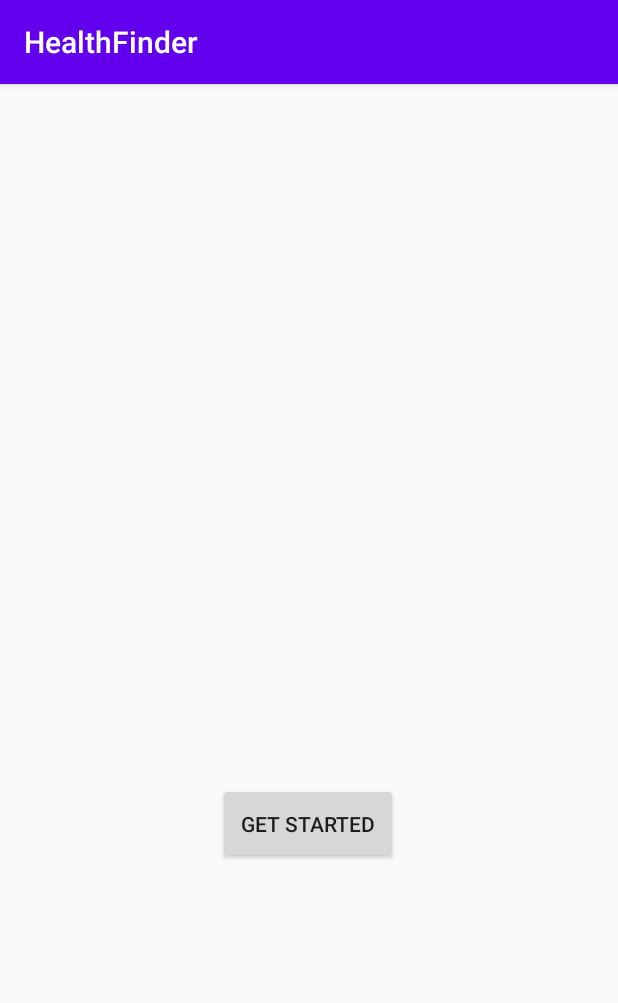
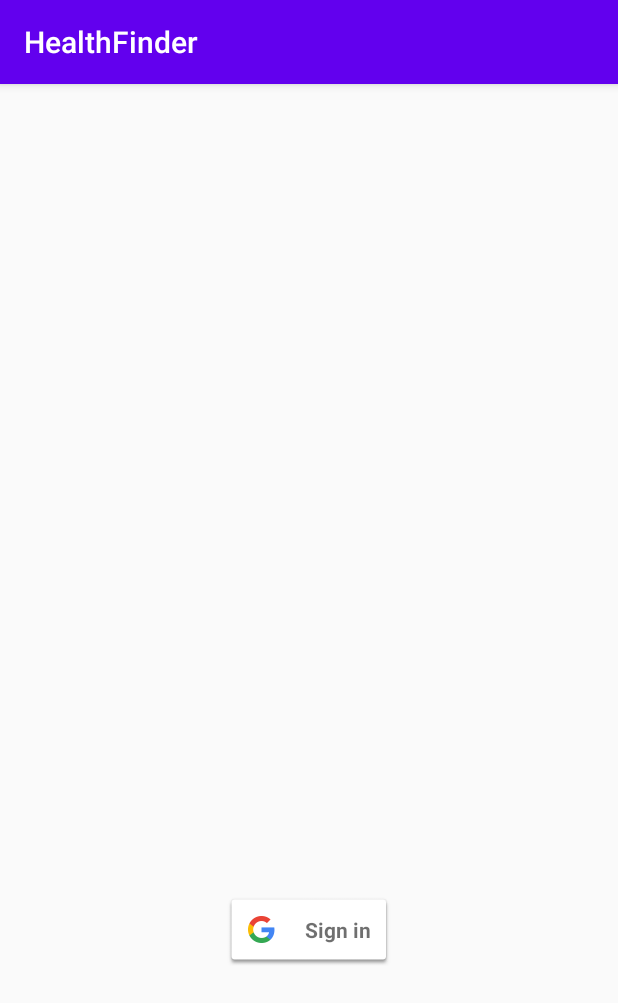
Before and after one commit to 1crowie1/TM2_studioApp, an Android app: the screen it shows after launch (MainActivity), on a phone screen of 412 x 824 dp. Shown: the top 1003 px of the screen. Run offline under Robolectric (Android 15) with nearby library versions, the phone set to English and light mode, and no system bars.

Commit message:
Google sign in activity completed.

```diff
--- a/app/src/main/AndroidManifest.xml
+++ b/app/src/main/AndroidManifest.xml
@@ -13,9 +13,9 @@
         android:supportsRtl="true"
         android:theme="@style/AppTheme">
         <activity
-            android:name=".MainAppScreen"
+            android:name=".ui.MainAppScreen"
             android:label="@string/title_activity_main_app_screen"></activity>
-        <activity android:name=".model.MainActivity">
+        <activity android:name=".ui.MainActivity">
             <intent-filter>
                 <action android:name="android.intent.action.MAIN" />
 
--- a/app/src/main/java/com/example/healthfinder/model/MainActivity.java
+++ /dev/null
@@ -1,38 +0,0 @@
-package com.example.healthfinder.model;
-
-import android.os.Bundle;
-
-import androidx.appcompat.app.AppCompatActivity;
-
-import com.example.healthfinder.R;
-import com.google.android.gms.auth.api.signin.GoogleSignIn;
-import com.google.android.gms.auth.api.signin.GoogleSignInAccount;
-import com.google.android.gms.auth.api.signin.GoogleSignInClient;
-import com.google.android.gms.auth.api.signin.GoogleSignInOptions;
-
-public class MainActivity extends AppCompatActivity {
-
-    @Override
-    protected void onCreate(Bundle savedInstanceState) {
-        super.onCreate(savedInstanceState);
-        setContentView(R.layout.activity_main);
-
-        GoogleSignInOptions gso = new GoogleSignInOptions.Builder(GoogleSignInOptions.DEFAULT_SIGN_IN)
-                .requestEmail()
-                .build();
-
-        GoogleSignInClient mClient = GoogleSignIn.getClient(this, gso);
-    }
-
-    @Override
-    protected void onStart() {
-        super.onStart();
-
-        GoogleSignInAccount account = GoogleSignIn.getLastSignedInAccount(this);
-        updateUI(account);
-    }
-
-    public void updateUI(GoogleSignInAccount account){
-
-    }
-}
--- /dev/null
+++ b/app/src/main/java/com/example/healthfinder/ui/MainActivity.java
@@ -0,0 +1,100 @@
+package com.example.healthfinder.ui;
+
+import android.content.Intent;
+import android.os.Bundle;
+import android.util.Log;
+import android.view.View;
+
+import androidx.annotation.Nullable;
+import androidx.appcompat.app.AppCompatActivity;
+
+import com.example.healthfinder.R;
+import com.google.android.gms.auth.api.Auth;
+import com.google.android.gms.auth.api.signin.GoogleSignIn;
+import com.google.android.gms.auth.api.signin.GoogleSignInAccount;
+import com.google.android.gms.auth.api.signin.GoogleSignInClient;
+import com.google.android.gms.auth.api.signin.GoogleSignInOptions;
+import com.google.android.gms.common.SignInButton;
+import com.google.android.gms.common.api.ApiException;
+import com.google.android.gms.common.api.GoogleApiClient;
+import com.google.android.gms.tasks.Task;
+
+public class MainActivity extends AppCompatActivity {
+
+    private static final String TAG = "";
+    SignInButton signIn;
+    private GoogleSignInClient mGoogleSignInClient;
+    private static final int RC_SIGN_IN = 1;
+
+    @Override
+    protected void onCreate(Bundle savedInstanceState) {
+        super.onCreate(savedInstanceState);
+        setContentView(R.layout.activity_main);
+
+        GoogleSignInOptions gso = new GoogleSignInOptions.Builder(GoogleSignInOptions.DEFAULT_SIGN_IN)
+                .requestEmail()
+                .build();
+
+        mGoogleSignInClient = GoogleSignIn.getClient(this, gso);
+
+        signIn = findViewById(R.id.getStarted);
+        signIn.setOnClickListener(new View.OnClickListener() {
+            @Override
+            public void onClick(View v) {
+                switch (v.getId()) {
+                    case R.id.getStarted:
+                        signIn();
+                        break;
+                    // ...
+                }
+            }
+        });
+
+    }
+
+    @Override
+    protected void onStart() {
+        super.onStart();
+
+        GoogleSignInAccount account = GoogleSignIn.getLastSignedInAccount(this);
+        loginExisting(account);// 2 lines check to see if user previously logged in
+    }
+
+    public void loginExisting(GoogleSignInAccount account) {
+        if (account != null) {
+            //login with existing acc
+        }
+    }
+
+
+    private void signIn() {
+        Intent signInIntent = mGoogleSignInClient.getSignInIntent();
+        startActivityForResult(signInIntent, RC_SIGN_IN);
+
+    }
+
+    @Override
+    protected void onActivityResult(int requestCode, int resultCode, @Nullable Intent data) {
+        super.onActivityResult(requestCode, resultCode, data);
+
+        if(requestCode == RC_SIGN_IN){
+            Task<GoogleSignInAccount> task = GoogleSignIn.getSignedInAccountFromIntent(data);
+            handleSignInResult(task);
+        }
+
+    }
+
+    private void handleSignInResult(Task<GoogleSignInAccount> completedTask) {
+        try {
+            GoogleSignInAccount account = completedTask.getResult(ApiException.class);
+
+            // Signed in successfully, show authenticated UI.
+            loginExisting(account);
+        } catch (ApiException e) {
+            // The ApiException status code indicates the detailed failure reason.
+            // Please refer to the GoogleSignInStatusCodes class reference for more information.
+            Log.w(TAG, "signInResult:failed code=" + e.getStatusCode());
+            loginExisting(null);
+        }
+    }
+}
--- a/app/src/main/java/com/example/healthfinder/MainAppScreen.java
+++ b/app/src/main/java/com/example/healthfinder/ui/MainAppScreen.java
@@ -1,7 +1,8 @@
-package com.example.healthfinder;
+package com.example.healthfinder.ui;
 
 import android.os.Bundle;
 
+import com.example.healthfinder.R;
 import com.google.android.material.bottomnavigation.BottomNavigationView;
 
 import androidx.appcompat.app.AppCompatActivity;
--- a/app/src/main/res/layout/activity_main.xml
+++ b/app/src/main/res/layout/activity_main.xml
@@ -4,18 +4,16 @@
     xmlns:tools="http://schemas.android.com/tools"
     android:layout_width="match_parent"
     android:layout_height="match_parent"
-    tools:context=".model.MainActivity">
+    tools:context=".ui.MainActivity">
 
-    <Button
+    <com.google.android.gms.common.SignInButton
         android:id="@+id/getStarted"
-        style="@style/Widget.AppCompat.Button"
-        android:layout_width="120dp"
-        android:layout_height="54dp"
-        android:layout_marginBottom="248dp"
-        android:text="@string/getStarted"
+        android:layout_width="wrap_content"
+        android:layout_height="wrap_content"
         app:layout_constraintBottom_toBottomOf="parent"
         app:layout_constraintEnd_toEndOf="parent"
-        app:layout_constraintHorizontal_bias="0.498"
-        app:layout_constraintStart_toStartOf="parent" />
+        app:layout_constraintStart_toStartOf="parent"
+        app:layout_constraintTop_toTopOf="parent"
+        app:layout_constraintVertical_bias="0.75" />
 
 </androidx.constraintlayout.widget.ConstraintLayout>
--- a/app/src/main/res/layout/fragment_home.xml
+++ b/app/src/main/res/layout/fragment_home.xml
@@ -13,11 +13,12 @@
         android:layout_marginStart="8dp"
         android:layout_marginTop="8dp"
         android:layout_marginEnd="8dp"
+        android:gravity="center_horizontal"
+        android:text="@string/title_home"
         android:textAlignment="center"
         android:textSize="20sp"
         app:layout_constraintBottom_toBottomOf="parent"
         app:layout_constraintEnd_toEndOf="parent"
         app:layout_constraintStart_toStartOf="parent"
-        app:layout_constraintTop_toTopOf="parent"
-        android:gravity="center_horizontal" />
+        app:layout_constraintTop_toTopOf="parent" />
 </androidx.constraintlayout.widget.ConstraintLayout>
--- a/app/src/main/res/layout/fragment_notifications.xml
+++ b/app/src/main/res/layout/fragment_notifications.xml
@@ -13,11 +13,12 @@
         android:layout_marginStart="8dp"
         android:layout_marginTop="8dp"
         android:layout_marginEnd="8dp"
+        android:gravity="center_horizontal"
+        android:text="@string/title_notifications"
         android:textAlignment="center"
         android:textSize="20sp"
         app:layout_constraintBottom_toBottomOf="parent"
         app:layout_constraintEnd_toEndOf="parent"
         app:layout_constraintStart_toStartOf="parent"
-        app:layout_constraintTop_toTopOf="parent"
-        android:gravity="center_horizontal" />
+        app:layout_constraintTop_toTopOf="parent" />
 </androidx.constraintlayout.widget.ConstraintLayout>
```
Also changed, not shown: app/src/main/res/layout/fragment_dashboard.xml (+4 -3 lines).
